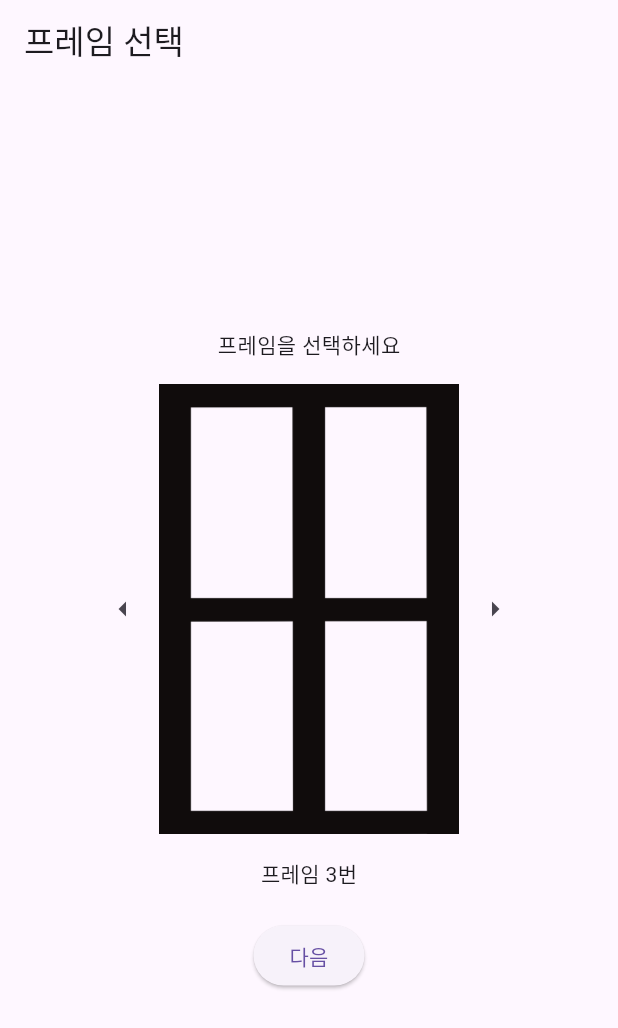
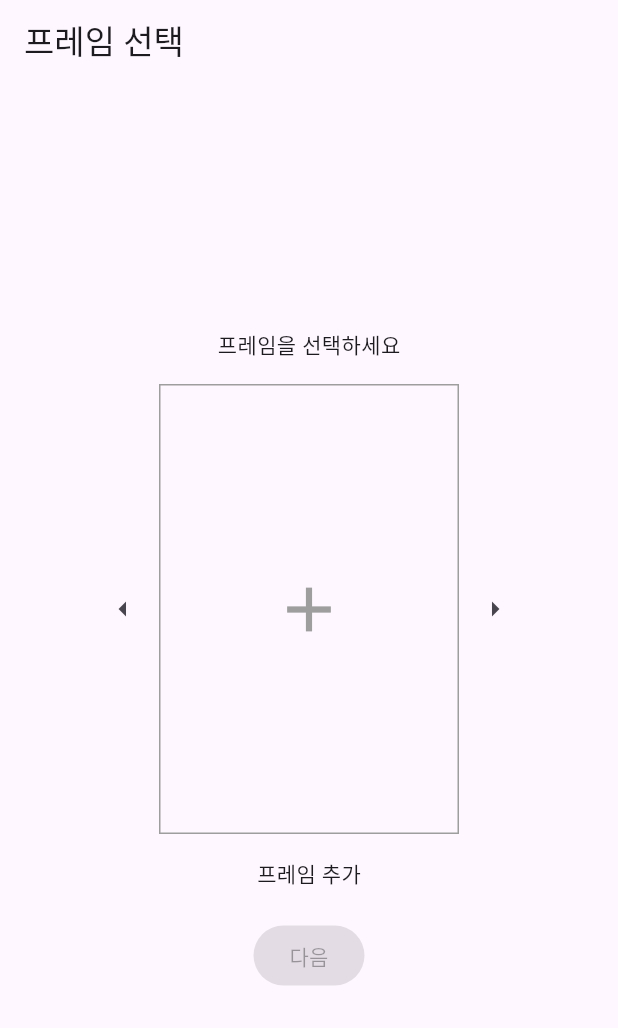
Before and after one commit to choijihye295/photo_app, a Flutter app: the screen it shows after launch, after a tap on the "arrow left" icon, on a phone screen of 412 x 824 dp. Shown: the top 1028 px of the screen. Run offline on Flutter 3.47's test engine with Material 3 defaults, Android fonts, the light colour scheme and no system bars; our stand-ins replace image_picker, share_plus.

Commit message:
사용자 프레임 추가 기능

```diff
--- a/lib/screens/FrameSelectionScreen.dart
+++ b/lib/screens/FrameSelectionScreen.dart
@@ -1,5 +1,8 @@
 import 'package:flutter/material.dart';
 import 'home_screen.dart';
+import 'dart:io';
+import 'package:image_picker/image_picker.dart';
+
 
 class FrameSelectionScreen extends StatefulWidget {
   const FrameSelectionScreen({super.key});
@@ -14,9 +17,22 @@ class _FrameSelectionScreenState extends State<FrameSelectionScreen> {
     'assets/frames/frame1.png',
     'assets/frames/frame2.png',
     'assets/frames/frame3.png',
+    'add_frame', //사용자 프레임 추가 마커
   ];
 
   int currentIndex = 0;
+
+  Future<void> _pickCustomFrame() async {
+    final picker = ImagePicker();
+    final picked = await picker.pickImage(source: ImageSource.gallery);
+    if (picked != null) {
+      setState(() {
+        //사용자 이미지 경로를 'add_frame' 앞에 추가
+        framePaths.insert(framePaths.length - 1, picked.path);
+        currentIndex = framePaths.length - 2; //추가한 프레임을 선택 상태로
+      });
+    }
+  }
 
   void _nextFrame() {
     setState(() {
@@ -30,8 +46,39 @@ class _FrameSelectionScreenState extends State<FrameSelectionScreen> {
     });
   }
 
+  Widget _buildFramePreview(String path) {
+    if (path == 'add_frame') {
+      return GestureDetector(
+        onTap: _pickCustomFrame,
+        child: Container(
+          width: 200,
+          height: 300,
+          decoration: BoxDecoration(
+            border: Border.all(color: Colors.grey),
+          ),
+          child: const Center(
+            child: Icon(Icons.add, size: 50, color: Colors.grey),
+          ),
+        ),
+      );
+    }
+
+    return path.startsWith('assets/')
+        ? Image.asset(path, width: 200, height: 300, fit: BoxFit.contain)
+        : Image.file(File(path), width: 200, height: 300, fit: BoxFit.contain);
+  }
+
+  String _frameLabel(String path, int index) {
+    if (path == 'add_frame') return '프레임 추가';
+    if (path == 'assets/frames/none.png') return '프레임 없음';
+    if (path.startsWith('assets/')) return '프레임 ${index}번';
+    return '사용자 프레임';
+  }
+
   @override
   Widget build(BuildContext context) {
+    final currentPath = framePaths[currentIndex];
+
     return Scaffold(
       appBar: AppBar(title: const Text('프레임 선택')),
       body: Column(
@@ -43,24 +90,21 @@ class _FrameSelectionScreenState extends State<FrameSelectionScreen> {
             mainAxisAlignment: MainAxisAlignment.center,
             children: [
               IconButton(onPressed: _previousFrame, icon: const Icon(Icons.arrow_left)),
-              Image.asset(
-                framePaths[currentIndex],
-                width: 200,
-                height: 300,
-                fit: BoxFit.contain,
-              ),
+              _buildFramePreview(currentPath),
               IconButton(onPressed: _nextFrame, icon: const Icon(Icons.arrow_right)),
             ],
           ),
           const SizedBox(height: 16),
-          Text(currentIndex == 0 ? '프레임 없음' : '프레임 ${currentIndex}번'),
+          Text(_frameLabel(currentPath, currentIndex)),
           const SizedBox(height: 20),
           ElevatedButton(
-            onPressed: () {
+            onPressed: currentPath == 'add_frame'
+                ? null
+                : () {
               Navigator.push(
                 context,
                 MaterialPageRoute(
-                  builder: (_) => HomeScreen(selectedFramePath: framePaths[currentIndex]),
+                  builder: (_) => HomeScreen(selectedFramePath: currentPath),
                 ),
               );
             },
```
Also changed, not shown: lib/screens/home_screen.dart (+5 -5 lines).
